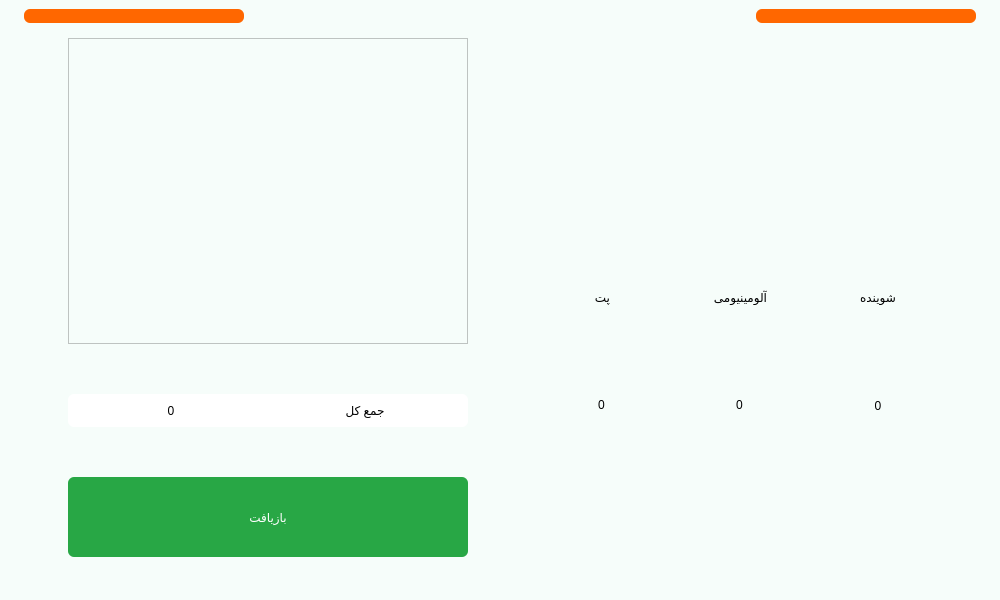
Old version of the form main.ui in the repository Farazist/raspberrypi-app.
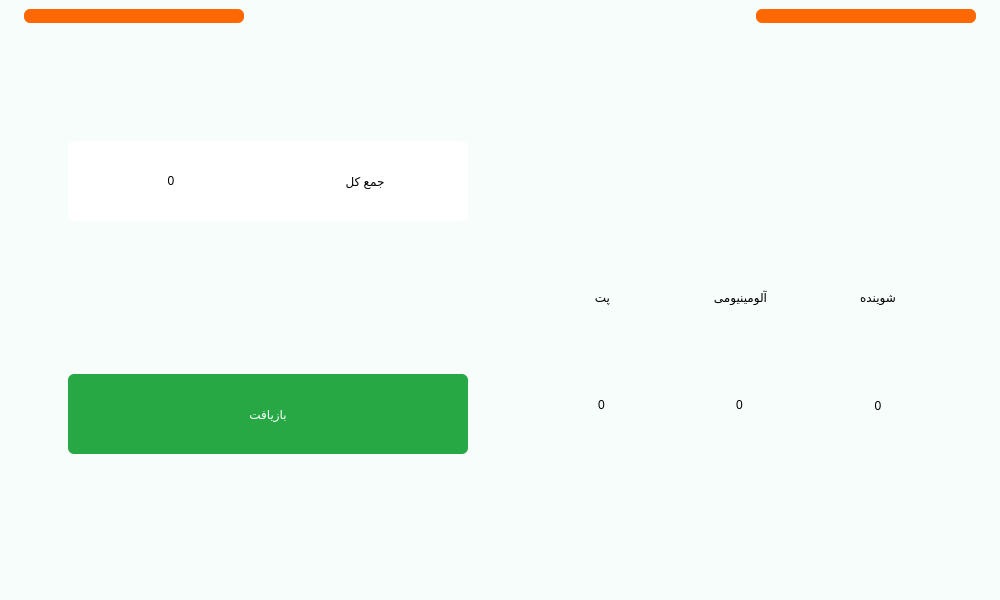
New version of the form. Icons and pictures are not drawn.

Commit message: remove items list in ui

What changed in the file:
```diff
--- a/main.ui
+++ b/main.ui
@@ -799,41 +799,6 @@
           </property>
           <item>
            <layout class="QVBoxLayout" name="verticalLayout_31">
-            <item>
-             <widget class="QListWidget" name="list_auto_delivery_items">
-              <property name="sizePolicy">
-               <sizepolicy hsizetype="Expanding" vsizetype="Expanding">
-                <horstretch>0</horstretch>
-                <verstretch>0</verstretch>
-               </sizepolicy>
-              </property>
-              <property name="minimumSize">
-               <size>
-                <width>200</width>
-                <height>0</height>
-               </size>
-              </property>
-              <property name="maximumSize">
-               <size>
-                <width>400</width>
-                <height>16777215</height>
-               </size>
-              </property>
-              <property name="layoutDirection">
-               <enum>Qt::RightToLeft</enum>
-              </property>
-              <property name="styleSheet">
-               <string notr="true">font: 22pt &quot;IRANSans&quot;;
-color:#000000;</string>
-              </property>
-              <property name="isWrapping" stdset="0">
-               <bool>false</bool>
-              </property>
-              <property name="wordWrap">
-               <bool>true</bool>
-              </property>
-             </widget>
-            </item>
             <item>
              <widget class="QWidget" name="widget_5" native="true">
               <property name="sizePolicy">
```
